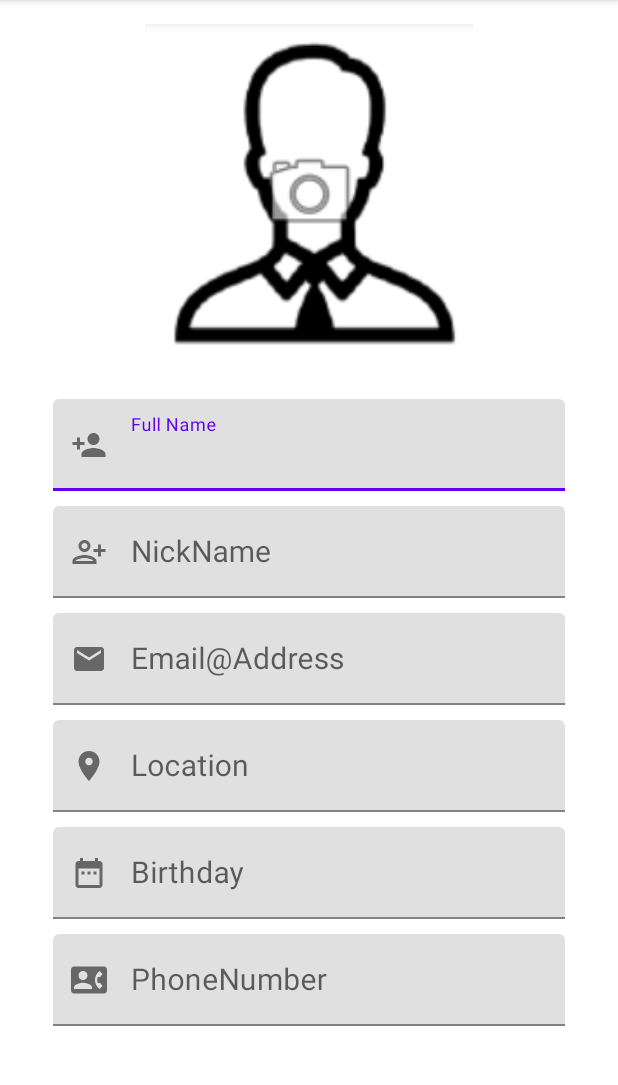
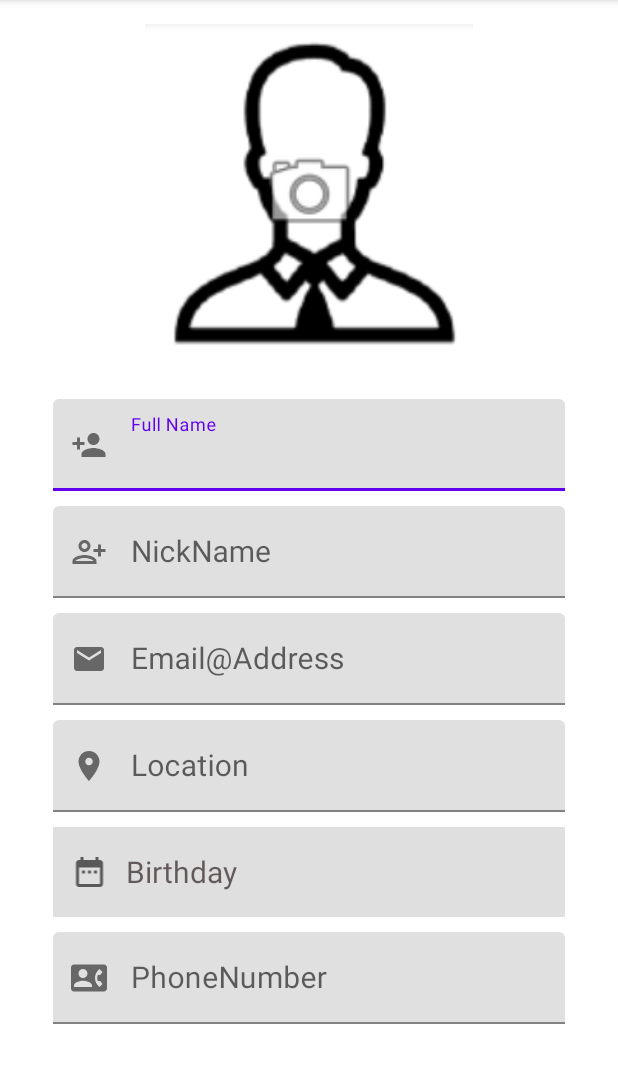
Before and after one commit to JuanPabloLoCoco/car-pooling, an Android app: the fragment EditProfileFragment shown on its own in the app's theme, on a phone screen of 412 x 824 dp, the part 84-1169 px from its top. Run offline under Robolectric (Android 15) with nearby library versions, the phone set to English and light mode, and no system bars.

Commit message:
modify birthday

```diff
--- a/app/src/main/java/it/polito/mad/car_pooling/EditProfileFragment.kt
+++ b/app/src/main/java/it/polito/mad/car_pooling/EditProfileFragment.kt
@@ -1,6 +1,7 @@
 package it.polito.mad.car_pooling
 
 import android.app.Activity
+import android.app.DatePickerDialog
 import android.content.ContentResolver
 import android.content.Context
 import android.content.ContextWrapper
@@ -83,6 +84,18 @@ class EditProfileFragment : Fragment() {
         val imageButton = view.findViewById<ImageButton>(R.id.imageButton1)
         registerForContextMenu(imageButton)
         setHasOptionsMenu(true)
+
+        val editBithday = view.findViewById<TextView>(R.id.editViewBirthday)
+        val cal = Calendar.getInstance()
+        val dateSetListener = DatePickerDialog.OnDateSetListener { view, year, monthOfYear, dayOfMonth ->
+            cal.set(Calendar.YEAR, year)
+            cal.set(Calendar.MONTH, monthOfYear)
+            cal.set(Calendar.DAY_OF_MONTH, dayOfMonth)
+            editBithday.text = SimpleDateFormat("dd.MM.yyyy").format(cal.time)
+        }
+        editBithday.setOnClickListener {
+            DatePickerDialog(requireContext(), dateSetListener, cal.get(Calendar.YEAR), cal.get(Calendar.MONTH), cal.get(Calendar.DAY_OF_MONTH)).show()
+        }
 
         return view
     }
@@ -186,7 +199,7 @@ class EditProfileFragment : Fragment() {
         val etNickname = view.findViewById<TextInputLayout>(R.id.editViewNickName)
         val etEmail = view.findViewById<TextInputLayout>(R.id.editViewEmail)
         val etLocation = view.findViewById<TextInputLayout>(R.id.editViewLocation)
-        val etBirthday = view.findViewById<TextInputLayout>(R.id.editViewBirthday)
+        val etBirthday = view.findViewById<TextView>(R.id.editViewBirthday)
         val etPhoneNumber = view.findViewById<TextInputLayout>(R.id.editViewPhoneNumber)
         val editPhotoView = view.findViewById<ImageView>(R.id.imageViewEditPhoto)
 
@@ -213,7 +226,7 @@ class EditProfileFragment : Fragment() {
         etNickname.editText?.setText(etNicknameInput)
         etEmail.editText?.setText(etEmailInput)
         etLocation.editText?.setText(etLocationInput)
-        etBirthday.editText?.setText(etBirthdayInput)
+        etBirthday.text = etBirthdayInput
         etPhoneNumber.editText?.setText(etPhoneNumberInput)
 
 
@@ -233,7 +246,7 @@ class EditProfileFragment : Fragment() {
         profile.email = requireView().findViewById<TextInputLayout>(R.id.editViewEmail).editText?.text.toString()
         profile.location = requireView().findViewById<TextInputLayout>(R.id.editViewLocation).editText?.text.toString()
         profile.phoneNumber = requireView().findViewById<TextInputLayout>(R.id.editViewPhoneNumber).editText?.text.toString()
-        profile.birthday = requireView().findViewById<TextInputLayout>(R.id.editViewBirthday).editText?.text.toString()
+        profile.birthday = requireView().findViewById<TextView>(R.id.editViewBirthday).text.toString()
         profile.imageUri = imageUri.toString()
 
         ModelPreferencesManager.put(profile,getString(R.string.KeyProfileData))
--- a/app/src/main/res/layout-land/edit_profile_layout.xml
+++ b/app/src/main/res/layout-land/edit_profile_layout.xml
@@ -123,24 +123,34 @@
                     android:inputType="textMultiLine"/>
             </com.google.android.material.textfield.TextInputLayout>
 
-            <com.google.android.material.textfield.TextInputLayout
-                android:id="@+id/editViewBirthday"
+            <LinearLayout
                 android:layout_width="match_parent"
                 android:layout_height="wrap_content"
                 android:minHeight="60dp"
-                android:hint="@string/birthday"
-                android:layout_marginBottom="10dp"
-                app:startIconDrawable="@drawable/ic_baseline_date_range_24"
-                app:startIconContentDescription="temp"
-                app:endIconMode="clear_text">
+                android:background="#20000000"
+                android:orientation="horizontal"
+                android:layout_marginBottom="10dp">
 
-                <com.google.android.material.textfield.TextInputEditText
-                    android:layout_width="match_parent"
+                <ImageView
+                    android:layout_width="0dp"
+                    android:layout_height="wrap_content"
+                    android:layout_weight="1"
+                    app:srcCompat="@drawable/ic_baseline_date_range_24"
+                    tools:ignore="VectorDrawableCompat"
+                    android:layout_gravity="center"/>
+                <EditText
+                    android:id="@+id/editViewBirthday"
+                    android:focusableInTouchMode="false"
+                    android:clickable="true"
+                    android:layout_width="0dp"
                     android:layout_height="match_parent"
+                    android:layout_weight="7"
+                    android:inputType="datetime"
                     android:textSize="20sp"
-                    android:textColor="#4D000000"
-                    android:inputType="datetime"/>
-            </com.google.android.material.textfield.TextInputLayout>
+                    android:hint="@string/birthday"
+                    android:background="@null"
+                    android:textColorHint="#9E150808"/>
+            </LinearLayout>
 
             <com.google.android.material.textfield.TextInputLayout
                 android:id="@+id/editViewPhoneNumber"
--- a/app/src/main/res/layout/edit_profile_layout.xml
+++ b/app/src/main/res/layout/edit_profile_layout.xml
@@ -123,24 +123,34 @@
                     android:inputType="textMultiLine"/>
             </com.google.android.material.textfield.TextInputLayout>
 
-            <com.google.android.material.textfield.TextInputLayout
-                android:id="@+id/editViewBirthday"
+            <LinearLayout
                 android:layout_width="match_parent"
                 android:layout_height="wrap_content"
                 android:minHeight="60dp"
-                android:hint="@string/birthday"
-                android:layout_marginBottom="10dp"
-                app:startIconDrawable="@drawable/ic_baseline_date_range_24"
-                app:startIconContentDescription="temp"
-                app:endIconMode="clear_text">
+                android:background="#20000000"
+                android:orientation="horizontal"
+                android:layout_marginBottom="10dp">
 
-                <com.google.android.material.textfield.TextInputEditText
-                    android:layout_width="match_parent"
+                <ImageView
+                    android:layout_width="0dp"
+                    android:layout_height="wrap_content"
+                    android:layout_weight="1"
+                    app:srcCompat="@drawable/ic_baseline_date_range_24"
+                    tools:ignore="VectorDrawableCompat"
+                    android:layout_gravity="center"/>
+                <EditText
+                    android:id="@+id/editViewBirthday"
+                    android:focusableInTouchMode="false"
+                    android:clickable="true"
+                    android:layout_width="0dp"
                     android:layout_height="match_parent"
+                    android:layout_weight="6"
+                    android:inputType="datetime"
                     android:textSize="20sp"
-                    android:textColor="#4D000000"
-                    android:inputType="datetime"/>
-            </com.google.android.material.textfield.TextInputLayout>
+                    android:hint="@string/birthday"
+                    android:background="@null"
+                    android:textColorHint="#9E150808"/>
+            </LinearLayout>
 
             <com.google.android.material.textfield.TextInputLayout
                 android:id="@+id/editViewPhoneNumber"
```
